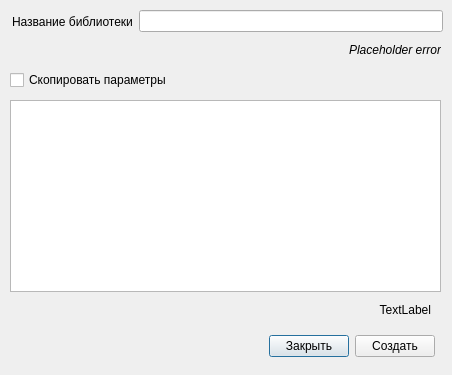
Qt form src/Tsunami/CreateLibraryDialog.ui (maluginp/Tsunami) before a commit.
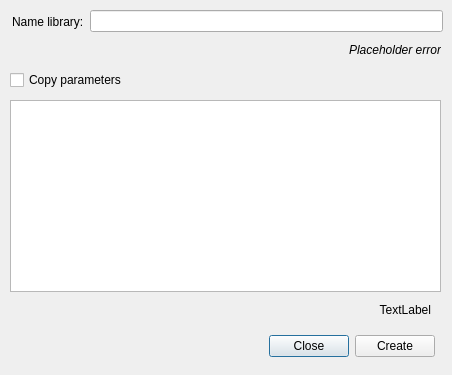
The same form after that commit.

Diff of the .ui file:
```diff
--- a/src/Tsunami/CreateLibraryDialog.ui
+++ b/src/Tsunami/CreateLibraryDialog.ui
@@ -47,7 +47,7 @@
     </rect>
    </property>
    <property name="text">
-    <string>Скопировать параметры</string>
+    <string>Copy parameters</string>
    </property>
   </widget>
   <widget class="QWidget" name="layoutWidget">
@@ -76,14 +76,14 @@
     <item>
      <widget class="QPushButton" name="closeButton">
       <property name="text">
-       <string>Закрыть</string>
+       <string>Close</string>
       </property>
      </widget>
     </item>
     <item>
      <widget class="QPushButton" name="createButton">
       <property name="text">
-       <string>Создать</string>
+       <string>Create</string>
       </property>
      </widget>
     </item>
@@ -115,7 +115,7 @@
     <set>Qt::AlignRight|Qt::AlignTrailing|Qt::AlignVCenter</set>
    </property>
   </widget>
-  <widget class="QWidget" name="">
+  <widget class="QWidget" name="layoutWidget">
    <property name="geometry">
     <rect>
      <x>12</x>
@@ -128,7 +128,7 @@
     <item>
      <widget class="QLabel" name="label">
       <property name="text">
-       <string>Название библиотеки</string>
+       <string>Name library:</string>
       </property>
      </widget>
     </item>
```
Left out of the diff: 2 changed lines with no effect on the pictures.
